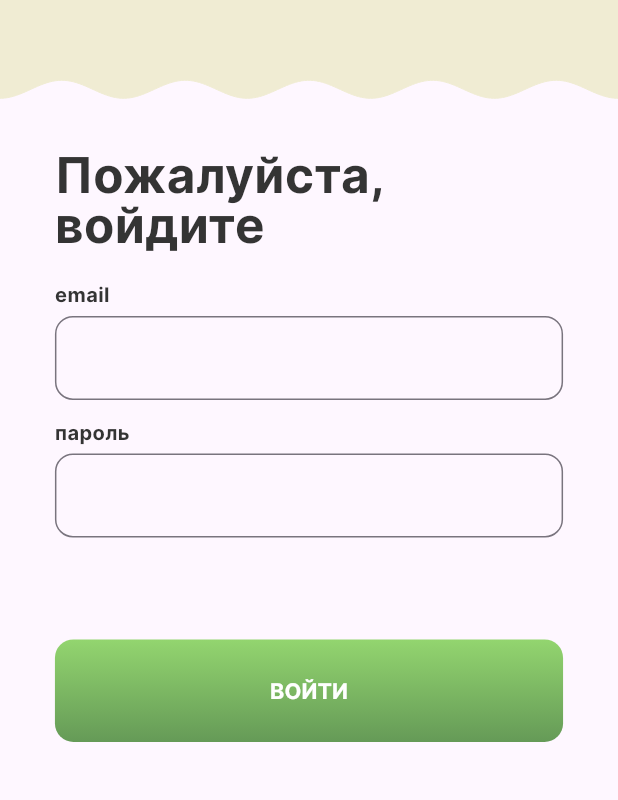
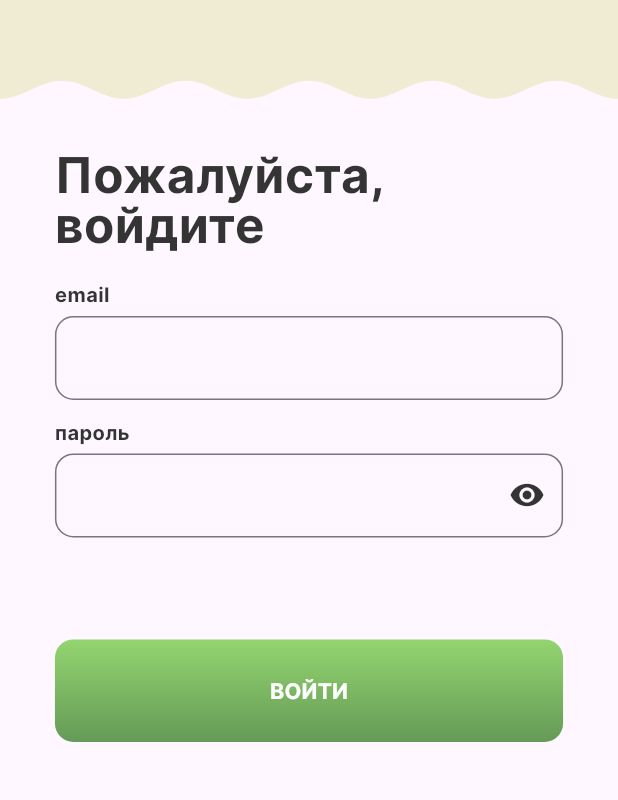
Before and after one commit to SavoSyka/mama_kris, a Flutter app: the screen it shows after launch, after a tap on "ВОЙТИ", on a phone screen of 412 x 824 dp, the part 436-1236 px from its top. Run offline on Flutter 3.47's test engine with Material 3 defaults, Android fonts, the phone set to English and light mode, and no system bars; our stand-ins replace cloud_firestore, firebase_auth, firebase_core, flutter_svg, font_awesome_flutter, google_sign_in; missing offline and left inert: flutter_pdfview; accounts and stored records are empty; network calls fail.

Commit message:
eye added when logining

```diff
--- a/lib/pages/login.dart
+++ b/lib/pages/login.dart
@@ -6,10 +6,18 @@ import 'package:firebase_auth/firebase_auth.dart';
 import 'package:mama_kris/wave.dart';
 
 
-class LoginPage extends StatelessWidget {
+class LoginPage extends StatefulWidget{
+  const LoginPage({super.key});
+
+  @override
+  _LoginPage createState() => _LoginPage();
+}
+
+class _LoginPage extends State<LoginPage> {
   final TextEditingController _emailController = TextEditingController();
   final TextEditingController _passwordController = TextEditingController();
   final FirebaseAuth _auth = FirebaseAuth.instance; // Создайте экземпляр FirebaseAuth
+  bool _obscureText = true;
 
 
 
@@ -74,7 +82,7 @@ class LoginPage extends StatelessWidget {
                   ),
                 ),
               ),
-      _buildTextField(_emailController,  false, 32*HorizontalMultiply, 8*VerticalMultiply), //email
+      _buildEmailField(_emailController,  false, 32*HorizontalMultiply, 8*VerticalMultiply), //email
               Padding(
                 padding:  EdgeInsets.only(left: 32*HorizontalMultiply, top: 14*VerticalMultiply, right:0, bottom:0), // Общий отступ для группы текстов
                 child:  Align(
@@ -86,7 +94,7 @@ class LoginPage extends StatelessWidget {
                 ),
               ),
 
-      _buildTextField(_passwordController,  true, 32*HorizontalMultiply, 8*VerticalMultiply),//pass
+      _buildPassField(_passwordController,  _obscureText, 32*HorizontalMultiply, 8*VerticalMultiply),//pass
       Row(
           children: <Widget>[
       Expanded( // Растягиваем кнопку на всю доступную ширину в Row
@@ -110,7 +118,7 @@ class LoginPage extends StatelessWidget {
             backgroundColor: Colors.transparent, // Прозрачный цвет
             shadowColor: Colors.transparent, // Убираем тень
             shape: RoundedRectangleBorder(
-              borderRadius: BorderRadius.circular(12),
+              borderRadius: BorderRadius.circular(12*TextMultiply),
             ),
             padding: EdgeInsets.only(top: 23*VerticalMultiply, bottom:23*VerticalMultiply),
           ),
@@ -177,7 +185,13 @@ class LoginPage extends StatelessWidget {
       ),
     );
   }
-  Widget _buildTextField(TextEditingController controller,  bool obscureText, double Hpadding, double Vpadding) {
+  Widget _buildEmailField(TextEditingController controller,  bool obscureText, double Hpadding, double Vpadding) {
+    Size screenSize = MediaQuery.of(context).size;
+    double width = screenSize.width;
+    double height = screenSize.height;
+    double TextMultiply = min(width/360, height/800);
+    double VerticalMultiply = height/800;
+    double HorizontalMultiply = width/360;
     return Padding(
       padding:  EdgeInsets.only(left: Hpadding, top: Vpadding, right:Hpadding, bottom:0), // Общий отступ для группы текстов
       child: TextField(
@@ -188,22 +202,71 @@ class LoginPage extends StatelessWidget {
           labelStyle: TextStyle(color: Color(0xFF343434)), // Цвет лейбла
           // Устанавливаем толстую рамку
           border: OutlineInputBorder(
-            borderRadius: BorderRadius.circular(12),
-            borderSide: BorderSide(color:Color(0xFF343434), width: 2.0), // Увеличиваем ширину рамки
+            borderRadius: BorderRadius.circular(12*TextMultiply),
+            borderSide: BorderSide(color:Color(0xFF343434), width: 2.0*TextMultiply), // Увеличиваем ширину рамки
           ),
           // Также применяем стиль рамки когда поле в фокусе
           focusedBorder: OutlineInputBorder(
-            borderRadius: BorderRadius.circular(12),
-            borderSide: BorderSide(color: Color(0xFF343434), width: 2.0), // Та же толщина рамки
+            borderRadius: BorderRadius.circular(12*TextMultiply),
+            borderSide: BorderSide(color: Color(0xFF343434), width: 2.0*TextMultiply), // Та же толщина рамки
           ),
           // Стиль рамки при вводе неверных данных
           errorBorder: OutlineInputBorder(
-            borderRadius: BorderRadius.circular(12),
-            borderSide: BorderSide(color: Colors.red, width: 2.0), // Можно изменить цвет/толщину для ошибок
+            borderRadius: BorderRadius.circular(12*TextMultiply),
+            borderSide: BorderSide(color: Colors.red, width: 2.0*TextMultiply), // Можно изменить цвет/толщину для ошибок
           ),
         ),
         keyboardType: obscureText ? TextInputType.text : TextInputType.emailAddress,
       ),
     );
   }
+
+  Widget _buildPassField(TextEditingController controller, bool obscureText, double Hpadding, double Vpadding) {
+    Size screenSize = MediaQuery.of(context).size;
+    double width = screenSize.width;
+    double height = screenSize.height;
+    double TextMultiply = min(width/360, height/800);
+    double VerticalMultiply = height/800;
+    double HorizontalMultiply = width/360;
+    return Padding(
+      padding: EdgeInsets.only(left: Hpadding, top: Vpadding, right: Hpadding, bottom: 0), // Общий отступ для группы текстов
+      child: TextField(
+        controller: controller,
+        obscureText: obscureText,
+        decoration: InputDecoration(
+          floatingLabelBehavior: FloatingLabelBehavior.always, // Лейбл всегда над полем
+          labelStyle: TextStyle(color: Color(0xFF343434)), // Цвет лейбла
+          // Устанавливаем толстую рамку
+          border: OutlineInputBorder(
+            borderRadius: BorderRadius.circular(12*TextMultiply),
+            borderSide: BorderSide(color:Color(0xFF343434), width: 2.0*TextMultiply), // Увеличиваем ширину рамки
+          ),
+          // Также применяем стиль рамки когда поле в фокусе
+          focusedBorder: OutlineInputBorder(
+            borderRadius: BorderRadius.circular(12*TextMultiply),
+            borderSide: BorderSide(color: Color(0xFF343434), width: 2.0*TextMultiply), // Та же толщина рамки
+          ),
+          // Стиль рамки при вводе неверных данных
+          errorBorder: OutlineInputBorder(
+            borderRadius: BorderRadius.circular(12*TextMultiply),
+            borderSide: BorderSide(color: Colors.red, width: 2.0*TextMultiply), // Можно изменить цвет/толщину для ошибок
+          ),          suffixIcon: IconButton(
+            icon: Icon(
+              // Изменяем иконку в зависимости от того, скрыт текст или нет
+              obscureText ? Icons.visibility : Icons.visibility_off,
+              color: Color(0xFF343434),
+            ),
+            onPressed: () {
+              // Переключаем состояние отображения текста при нажатии
+              setState(() {
+                _obscureText = !_obscureText;
+              });
+            },
+          ),
+          // Другие свойства InputDecoration...
+        ),
+        keyboardType: TextInputType.text,
+      ),
+    );
+  }
 }
```
